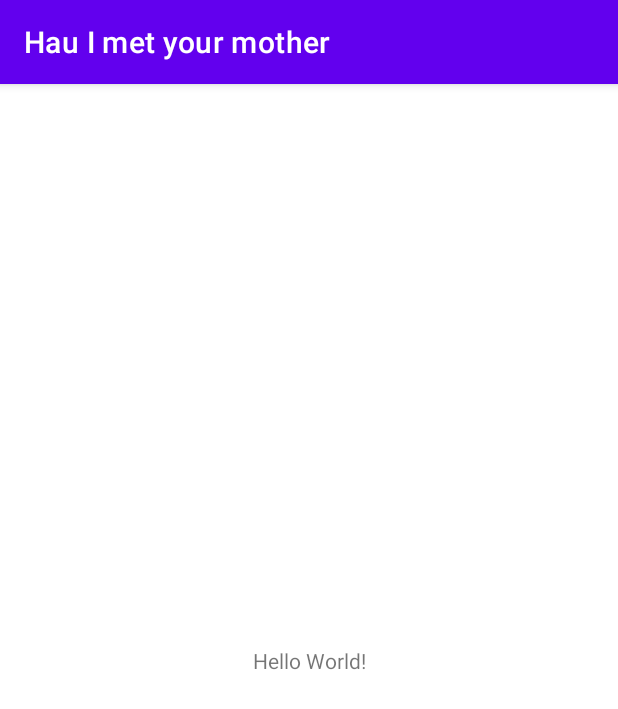
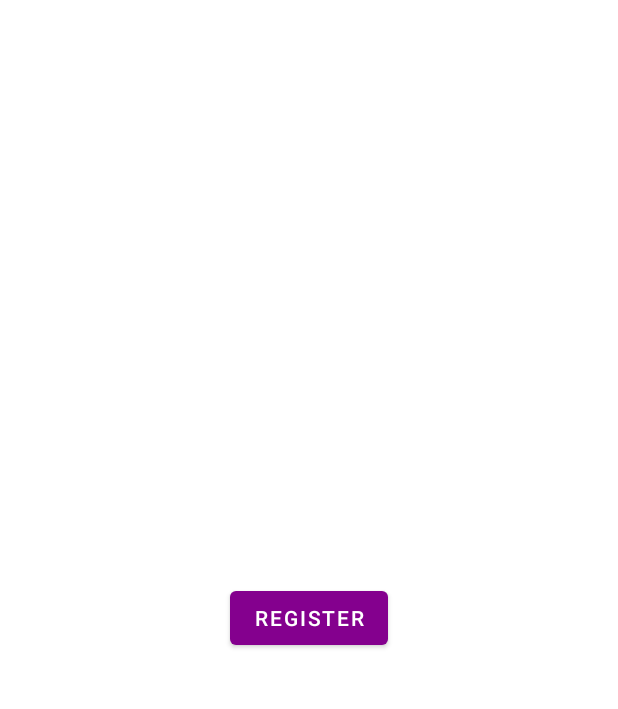
Before and after one commit to sramamikolaj/Hau-Android-app, an Android app: the screen it shows after launch (MainActivity before the commit, LoginAndRegister after it), on a phone screen of 412 x 824 dp. Shown: the top 709 px of the screen. Run offline under Robolectric (Android 15) with nearby library versions, the phone set to English and light mode, and no system bars.

Commit message:
Login and registration navigation + cached credentials check

```diff
--- a/app/src/main/AndroidManifest.xml
+++ b/app/src/main/AndroidManifest.xml
@@ -10,6 +10,9 @@
         android:supportsRtl="true"
         android:theme="@style/Theme.HauIMetYourMother">
         <activity
+            android:name=".LoginAndRegister"
+            android:exported="false" />
+        <activity
             android:name=".MainActivity"
             android:exported="true">
             <intent-filter>
--- /dev/null
+++ b/app/src/main/java/com/msmmhm/hauimetyourmother/LoginAndRegister.kt
@@ -0,0 +1,11 @@
+package com.msmmhm.hauimetyourmother
+
+import androidx.appcompat.app.AppCompatActivity
+import android.os.Bundle
+
+class LoginAndRegister : AppCompatActivity() {
+    override fun onCreate(savedInstanceState: Bundle?) {
+        super.onCreate(savedInstanceState)
+        setContentView(R.layout.activity_login_and_register)
+    }
+}
--- /dev/null
+++ b/app/src/main/java/com/msmmhm/hauimetyourmother/LoginFragment.kt
@@ -0,0 +1,44 @@
+package com.msmmhm.hauimetyourmother
+
+import android.os.Binder
+import android.os.Bundle
+import androidx.fragment.app.Fragment
+import android.view.LayoutInflater
+import android.view.View
+import android.view.ViewGroup
+import androidx.navigation.fragment.findNavController
+import com.msmmhm.hauimetyourmother.databinding.FragmentLoginBinding
+
+
+class LoginFragment : Fragment() {
+    private lateinit var binding: FragmentLoginBinding
+
+    override fun onCreate(savedInstanceState: Bundle?) {
+        super.onCreate(savedInstanceState)
+
+    }
+
+    override fun onCreateView(
+        inflater: LayoutInflater, container: ViewGroup?,
+        savedInstanceState: Bundle?
+    ): View? {
+        binding = FragmentLoginBinding.inflate(layoutInflater)
+        return binding.root
+    }
+
+    override fun onViewCreated(view: View, savedInstanceState: Bundle?) {
+        super.onViewCreated(view, savedInstanceState)
+        binding.GoToRegistrationButton.setOnClickListener{
+            findNavController().navigate(R.id.action_loginFragment_to_registerFragment)
+        }
+    }
+
+    companion object {
+        fun newInstance(param1: String, param2: String) =
+            LoginFragment().apply {
+                arguments = Bundle().apply {
+
+                }
+            }
+    }
+}
--- a/app/src/main/java/com/msmmhm/hauimetyourmother/MainActivity.kt
+++ b/app/src/main/java/com/msmmhm/hauimetyourmother/MainActivity.kt
@@ -1,7 +1,9 @@
 package com.msmmhm.hauimetyourmother
 
+import android.content.Intent
+import android.content.SharedPreferences
+import android.os.Bundle
 import androidx.appcompat.app.AppCompatActivity
-import android.os.Bundle
 
 //Test
 
@@ -9,5 +11,19 @@ class MainActivity : AppCompatActivity() {
     override fun onCreate(savedInstanceState: Bundle?) {
         super.onCreate(savedInstanceState)
         setContentView(R.layout.activity_main)
+
+        if(!checkCachedData()){
+            val intent: Intent = Intent(this, LoginAndRegister::class.java)
+            startActivity(intent)
+        }
+
+    }
+    //Check if cached login data exists
+    private fun checkCachedData(): Boolean {
+        val prefs: SharedPreferences = getSharedPreferences("UserData", MODE_PRIVATE)
+        val email: String? = prefs.getString("email", "")
+        val password: String? = prefs.getString("password", "")
+        if(email.equals("") or password.equals("")) return false
+        return true
     }
 }
--- /dev/null
+++ b/app/src/main/res/layout/activity_login_and_register.xml
@@ -0,0 +1,20 @@
+<?xml version="1.0" encoding="utf-8"?>
+<androidx.constraintlayout.widget.ConstraintLayout xmlns:android="http://schemas.android.com/apk/res/android"
+    xmlns:app="http://schemas.android.com/apk/res-auto"
+    xmlns:tools="http://schemas.android.com/tools"
+    android:layout_width="match_parent"
+    android:layout_height="match_parent"
+    tools:context=".LoginAndRegister">
+
+    <androidx.fragment.app.FragmentContainerView
+        android:id="@+id/LogAndRegNavigation"
+        android:name="androidx.navigation.fragment.NavHostFragment"
+        android:layout_width="409dp"
+        android:layout_height="729dp"
+        app:defaultNavHost="true"
+        app:layout_constraintBottom_toBottomOf="parent"
+        app:layout_constraintEnd_toEndOf="parent"
+        app:layout_constraintStart_toStartOf="parent"
+        app:layout_constraintTop_toTopOf="parent"
+        app:navGraph="@navigation/login_and_register_navigation" />
+</androidx.constraintlayout.widget.ConstraintLayout>
--- /dev/null
+++ b/app/src/main/res/layout/fragment_login.xml
@@ -0,0 +1,19 @@
+<?xml version="1.0" encoding="utf-8"?>
+<androidx.constraintlayout.widget.ConstraintLayout xmlns:android="http://schemas.android.com/apk/res/android"
+    xmlns:app="http://schemas.android.com/apk/res-auto"
+    xmlns:tools="http://schemas.android.com/tools"
+    android:layout_width="match_parent"
+    android:layout_height="match_parent"
+    tools:context=".LoginFragment">
+
+
+    <Button
+        android:id="@+id/GoToRegistrationButton"
+        android:layout_width="wrap_content"
+        android:layout_height="wrap_content"
+        android:text="@string/RegisterButton"
+        app:layout_constraintBottom_toBottomOf="parent"
+        app:layout_constraintEnd_toEndOf="parent"
+        app:layout_constraintStart_toStartOf="parent"
+        app:layout_constraintTop_toTopOf="parent" />
+</androidx.constraintlayout.widget.ConstraintLayout>
--- /dev/null
+++ b/app/src/main/res/navigation/login_and_register_navigation.xml
@@ -0,0 +1,26 @@
+<?xml version="1.0" encoding="utf-8"?>
+<navigation xmlns:android="http://schemas.android.com/apk/res/android"
+    xmlns:app="http://schemas.android.com/apk/res-auto"
+    xmlns:tools="http://schemas.android.com/tools"
+    android:id="@+id/login_and_register_navigation"
+    app:startDestination="@id/loginFragment">
+
+    <fragment
+        android:id="@+id/loginFragment"
+        android:name="com.msmmhm.hauimetyourmother.LoginFragment"
+        android:label="fragment_login"
+        tools:layout="@layout/fragment_login" >
+        <action
+            android:id="@+id/action_loginFragment_to_registerFragment"
+            app:destination="@id/registerFragment" />
+    </fragment>
+    <fragment
+        android:id="@+id/registerFragment"
+        android:name="com.msmmhm.hauimetyourmother.RegisterFragment"
+        android:label="fragment_register"
+        tools:layout="@layout/fragment_register" >
+        <action
+            android:id="@+id/action_registerFragment_to_loginFragment"
+            app:destination="@id/loginFragment" />
+    </fragment>
+</navigation>
--- a/app/src/main/res/values/colors.xml
+++ b/app/src/main/res/values/colors.xml
@@ -7,4 +7,5 @@
     <color name="teal_700">#FF018786</color>
     <color name="black">#FF000000</color>
     <color name="white">#FFFFFFFF</color>
+    <color name="magneta">#84008E</color>>
 </resources>
--- a/app/src/main/res/values/strings.xml
+++ b/app/src/main/res/values/strings.xml
@@ -1,3 +1,7 @@
 <resources>
     <string name="app_name">Hau I met your mother</string>
+    <!-- TODO: Remove or change this placeholder text -->
+    <string name="hello_blank_fragment">Hello blank fragment</string>
+    <string name="RegisterButton">Register</string>
+    <string name="LoginButton">Login</string>
 </resources>
--- a/app/src/main/res/values/themes.xml
+++ b/app/src/main/res/values/themes.xml
@@ -1,8 +1,8 @@
 <resources xmlns:tools="http://schemas.android.com/tools">
     <!-- Base application theme. -->
-    <style name="Theme.HauIMetYourMother" parent="Theme.MaterialComponents.DayNight.DarkActionBar">
+    <style name="Theme.HauIMetYourMother" parent="Theme.MaterialComponents.DayNight.NoActionBar">
         <!-- Primary brand color. -->
-        <item name="colorPrimary">@color/purple_500</item>
+        <item name="colorPrimary">@color/magneta</item>
         <item name="colorPrimaryVariant">@color/purple_700</item>
         <item name="colorOnPrimary">@color/white</item>
         <!-- Secondary brand color. -->
```
Also changed, not shown: app/build.gradle (+6 -1 lines), app/src/main/java/com/msmmhm/hauimetyourmother/RegisterFragment.kt (added, +42 -0 lines), app/src/main/res/layout/fragment_register.xml (added, +19 -0 lines).
